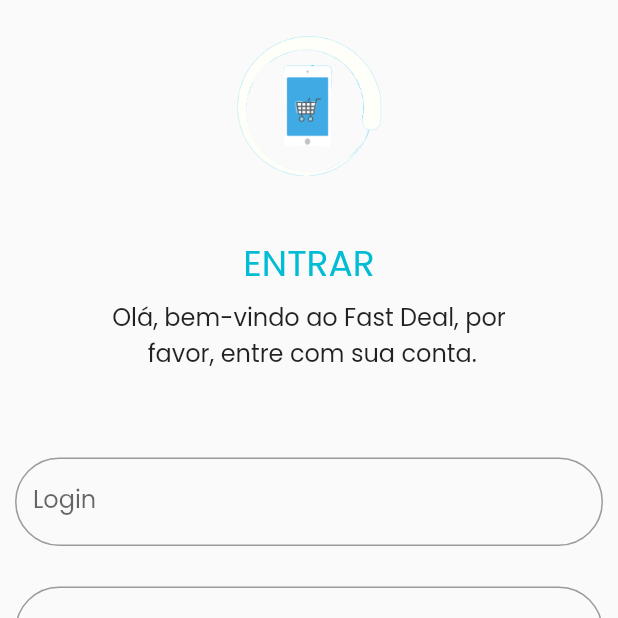
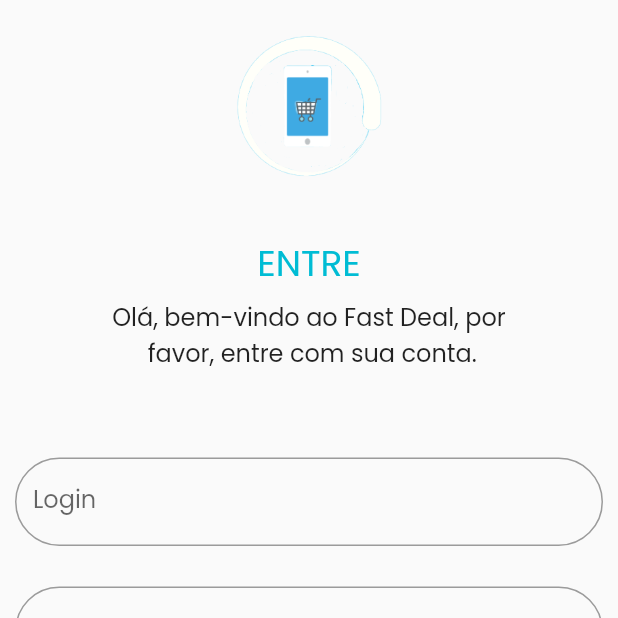
Before and after one commit to otavioalbucosta/FastDeal, a Flutter app: the screen it shows after launch, on a phone screen of 412 x 824 dp, the top half of it. Run offline on Flutter 3.47's test engine with Material 2 defaults, Android fonts, the phone set to English and light mode, and no system bars; our stand-ins replace google_fonts.

Commit message:
entrar mod

```diff
--- a/fast_deal/lib/view/loginpage.dart
+++ b/fast_deal/lib/view/loginpage.dart
@@ -24,7 +24,7 @@ class LoginPage extends StatelessWidget {
             Padding(
               padding: EdgeInsets.only(top: 35.0, bottom: 5.0),
               child: Text(
-                "ENTRAR",
+                "ENTRE",
                 textAlign: TextAlign.center,
                 style: GoogleFonts.poppins(
                     textStyle: TextStyle(
```
